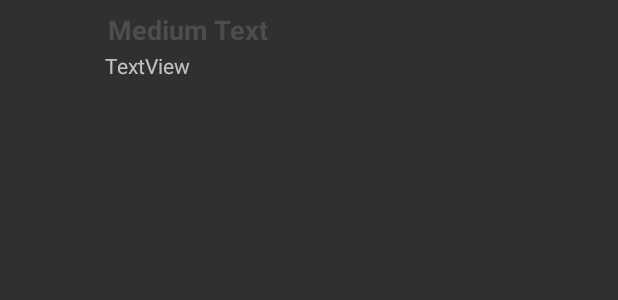
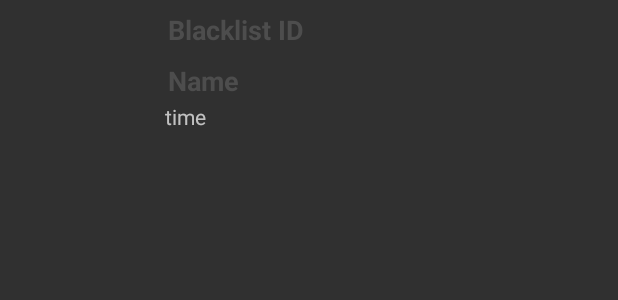
Before and after one commit to mausLe/face-detection, an Android app: the layout mylist.xml on its own in the app's theme, with its tools: preview values and no code run, on a phone screen of 412 x 824 dp. Shown: the top 300 px of the screen. Run offline under Robolectric (Android 15) with nearby library versions, the light colour scheme and no system bars.

Commit message:
Add listView

```diff
--- /dev/null
+++ b/app/src/main/java/com/google/mlkit/vision/demo/kotlin/WatchList.kt
@@ -0,0 +1,6 @@
+package com.google.mlkit.vision.demo.kotlin
+
+
+data class WatchList(var watchlistID: Int, var imageCode: Int, var name: String, var time: String) {
+
+}
--- a/app/src/main/java/com/google/mlkit/vision/demo/kotlin/facedetector/FaceDetectorProcessor.kt
+++ b/app/src/main/java/com/google/mlkit/vision/demo/kotlin/facedetector/FaceDetectorProcessor.kt
@@ -96,6 +96,8 @@ class FaceDetectorProcessor(context: Context, detectorOptions: FaceDetectorOptio
 
     // graphicOverlay.clear()
     // Log.v (MANUAL_TESTING_LOG, "Results: " + results.toString())
+
+
 
     var croppedImage : Bitmap? = originalCameraImage
     for (face in results) {
--- a/app/src/main/res/layout-land/activity_vision_live_preview.xml
+++ b/app/src/main/res/layout-land/activity_vision_live_preview.xml
@@ -61,8 +61,8 @@
 
     <ImageView
         android:id="@+id/detected_face"
-        android:layout_width="125dp"
-        android:layout_height="125dp"
+        android:layout_width="100dp"
+        android:layout_height="10dp"
         android:layout_marginStart="0dp"
         android:layout_marginLeft="0dp"
         android:layout_marginTop="25dp"
--- a/app/src/main/res/layout/mylist.xml
+++ b/app/src/main/res/layout/mylist.xml
@@ -1,13 +1,13 @@
 <?xml version="1.0" encoding="utf-8"?>
 <LinearLayout xmlns:android="http://schemas.android.com/apk/res/android"
-    android:layout_width="match_parent"
-    android:layout_height="match_parent"
+    android:layout_width="220dp"
+    android:layout_height="wrap_content"
     android:orientation="horizontal" >
 
     <ImageView
-        android:id="@+id/imageID"
-        android:layout_width="60dp"
-        android:layout_height="60dp"
+        android:id="@+id/imageCode"
+        android:layout_width="100dp"
+        android:layout_height="100dp"
         android:padding="5dp" />
 
     <LinearLayout android:layout_width="wrap_content"
@@ -15,10 +15,10 @@
         android:orientation="vertical">
 
         <TextView
-            android:id="@+id/name"
+            android:id="@+id/watchlistID"
             android:layout_width="wrap_content"
             android:layout_height="wrap_content"
-            android:text="Medium Text"
+            android:text="Blacklist ID"
             android:textStyle="bold"
             android:textAppearance="?android:attr/textAppearanceMedium"
             android:layout_marginLeft="10dp"
@@ -26,10 +26,21 @@
             android:padding="2dp"
             android:textColor="#4d4d4d" />
         <TextView
-            android:id="@+id/id"
+            android:id="@+id/name"
             android:layout_width="wrap_content"
             android:layout_height="wrap_content"
-            android:text="TextView"
+            android:text="Name"
+            android:textStyle="bold"
+            android:textAppearance="?android:attr/textAppearanceMedium"
+            android:layout_marginLeft="10dp"
+            android:layout_marginTop="5dp"
+            android:padding="2dp"
+            android:textColor="#4d4d4d" />
+        <TextView
+            android:id="@+id/time"
+            android:layout_width="wrap_content"
+            android:layout_height="wrap_content"
+            android:text="time"
             android:layout_marginLeft="10dp"/>
     </LinearLayout>
 </LinearLayout>
```
Also changed, not shown: app/src/main/java/com/google/mlkit/vision/demo/kotlin/CustomAdapter.kt (added, +70 -0 lines), app/src/main/java/com/google/mlkit/vision/demo/kotlin/LivePreviewActivity.kt (+18 -15 lines), app/src/main/java/com/google/mlkit/vision/demo/kotlin/MyListAdapter.kt (deleted, +0 -27 lines).
